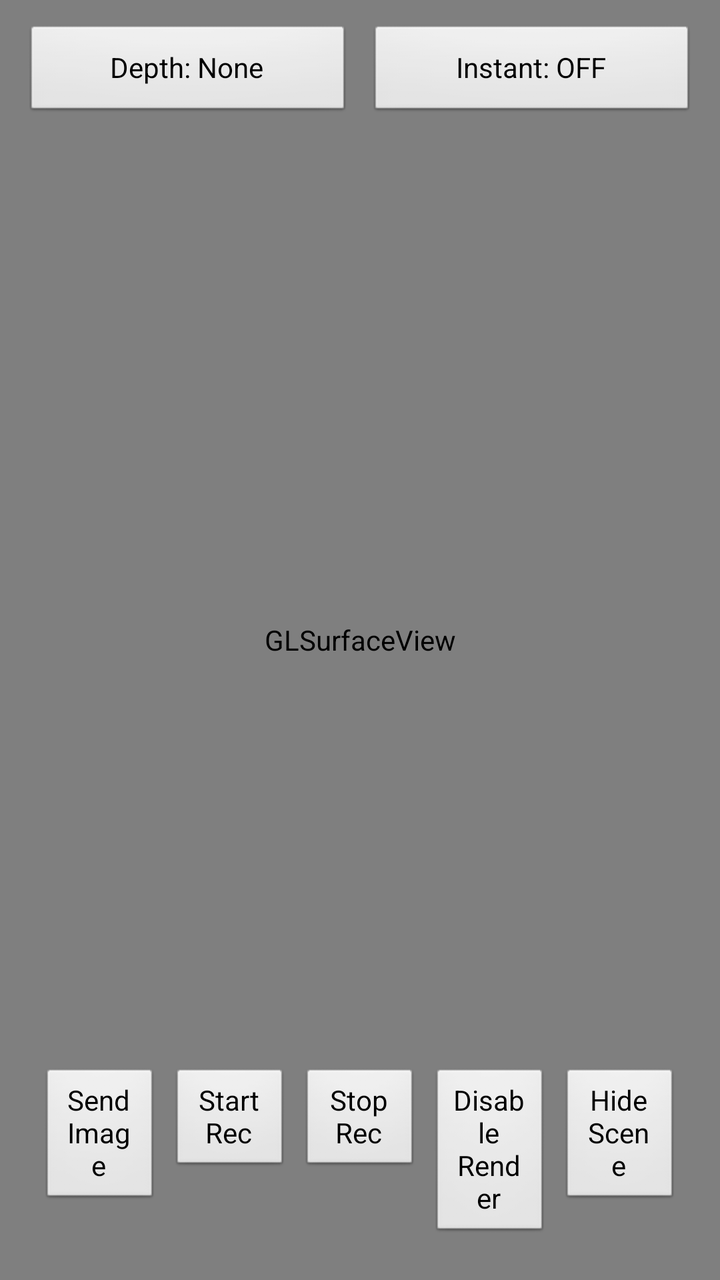
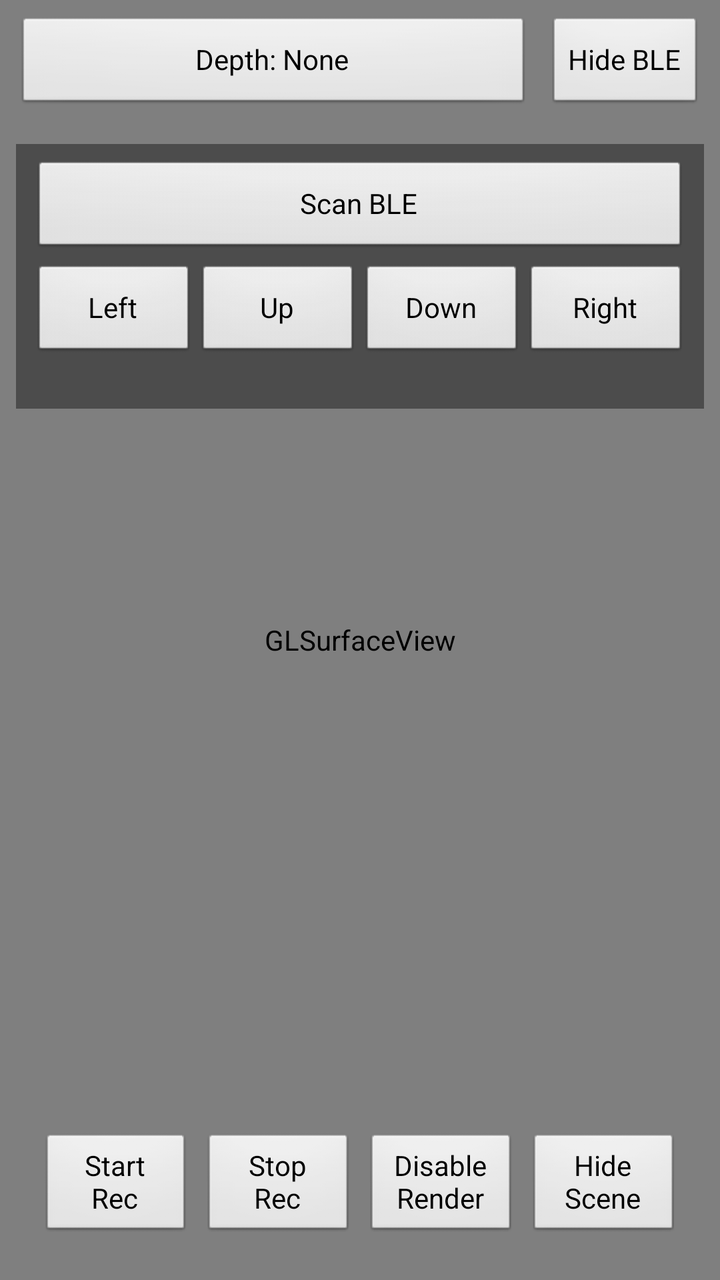

Two renders of the same Android screen: before a commit and after it. Below are the layout's source before the change and the commit's diff.
<!-- AndroidManifest.xml: application theme AppTheme -->
<!-- res/layout/activity_main.xml -->
<RelativeLayout xmlns:android="http://schemas.android.com/apk/res/android"
    xmlns:tools="http://schemas.android.com/tools"
    android:layout_width="match_parent"
    android:layout_height="match_parent"
    tools:context="com.mapmind.HelloArActivity">

  <android.opengl.GLSurfaceView
      android:id="@+id/surfaceview"
      android:layout_width="match_parent"
      android:layout_height="match_parent"
      android:layout_gravity="top"/>

  <LinearLayout
      android:id="@+id/top_controls"
      android:layout_width="match_parent"
      android:layout_height="wrap_content"
      android:layout_alignParentTop="true"
      android:layout_margin="12dp"
      android:orientation="horizontal">
      <Button
          android:id="@+id/depth_source_button"
          android:layout_width="0dp"
          android:layout_height="wrap_content"
          android:layout_weight="1"
          android:text="Depth: None"
          android:textAllCaps="false" />
      <View
          android:layout_width="8dp"
          android:layout_height="0dp" />
      <Button
          android:id="@+id/instant_placement_button"
          android:layout_width="0dp"
          android:layout_height="wrap_content"
          android:layout_weight="1"
          android:text="Instant: OFF"
          android:textAllCaps="false" />
  </LinearLayout>

  <TextView
      android:id="@+id/msg"
      android:layout_width="wrap_content"
      android:layout_height="wrap_content"
      android:layout_below="@id/top_controls"
      android:textSize="12sp" />

  <LinearLayout
      android:layout_width="match_parent"
      android:layout_height="wrap_content"
      android:layout_alignParentEnd="true"
      android:layout_alignParentBottom="true"
      android:layout_margin="12dp"
      android:padding="8dp"
      android:orientation="horizontal">
      <Button
          android:id="@+id/send_button"
          android:layout_width="0dp"
          android:layout_height="wrap_content"
          android:layout_weight="1"
          android:text="Send Image"
          android:textAllCaps="false" />
      <View
          android:layout_width="5dp"
          android:layout_height="0dp" />
      <Button
          android:id="@+id/startrec"
          android:layout_width="0dp"
          android:layout_height="wrap_content"
          android:layout_weight="1"
          android:text="Start Rec"
          android:textAllCaps="false" />
      <View
          android:layout_width="5dp"
          android:layout_height="0dp" />
      <Button
          android:id="@+id/stoprec"
          android:layout_width="0dp"
          android:layout_height="wrap_content"
          android:layout_weight="1"
          android:text="Stop Rec"
          android:textAllCaps="false" />
      <View
          android:layout_width="5dp"
          android:layout_height="0dp" />
      <Button
          android:id="@+id/render_toggle_button"
          android:layout_width="0dp"
          android:layout_height="wrap_content"
          android:layout_weight="1"
          android:text="Disable Render"
          android:textAllCaps="false" />
      <View
          android:layout_width="5dp"
          android:layout_height="0dp" />
      <Button
          android:id="@+id/scene_toggle_button"
          android:layout_width="0dp"
          android:layout_height="wrap_content"
          android:layout_weight="1"
          android:text="Hide Scene"
          android:textAllCaps="false" />
  </LinearLayout>


</RelativeLayout>
<!-- resources referenced by this layout -->
<resources>
  <style name="AppTheme" parent="AppBaseTheme">
      
    </style>
  <style name="AppBaseTheme" parent="android:Theme.Light">
      
    </style>
</resources>

<!-- the commit's change to res/layout/activity_main.xml (unified diff, before → after) -->
@@ -11,11 +11,11 @@
       android:layout_gravity="top"/>
 
   <LinearLayout
-      android:id="@+id/top_controls"
+      android:id="@+id/top_bar"
       android:layout_width="match_parent"
       android:layout_height="wrap_content"
       android:layout_alignParentTop="true"
-      android:layout_margin="12dp"
+      android:layout_margin="8dp"
       android:orientation="horizontal">
       <Button
           android:id="@+id/depth_source_button"
@@ -28,19 +28,76 @@
           android:layout_width="8dp"
           android:layout_height="0dp" />
       <Button
-          android:id="@+id/instant_placement_button"
-          android:layout_width="0dp"
+          android:id="@+id/robot_panel_toggle_button"
+          android:layout_width="wrap_content"
           android:layout_height="wrap_content"
-          android:layout_weight="1"
-          android:text="Instant: OFF"
+          android:text="Hide BLE"
           android:textAllCaps="false" />
+  </LinearLayout>
+
+  <LinearLayout
+      android:id="@+id/robot_panel"
+      android:layout_width="match_parent"
+      android:layout_height="wrap_content"
+      android:layout_below="@id/top_bar"
+      android:layout_margin="8dp"
+      android:background="#66000000"
+      android:orientation="vertical"
+      android:padding="8dp">
+      <LinearLayout
+          android:layout_width="match_parent"
+          android:layout_height="wrap_content"
+          android:orientation="horizontal">
+          <Button
+              android:id="@+id/robot_scan_button"
+              android:layout_width="match_parent"
+              android:layout_height="wrap_content"
+              android:text="Scan BLE"
+              android:textAllCaps="false" />
+      </LinearLayout>
+      <LinearLayout
+          android:layout_width="match_parent"
+          android:layout_height="wrap_content"
+          android:layout_marginTop="4dp"
+          android:orientation="horizontal">
+          <Button
+              android:id="@+id/robot_left_button"
+              android:layout_width="0dp"
+              android:layout_height="wrap_content"
+              android:layout_weight="1"
+              android:text="Left" />
+          <Button
+              android:id="@+id/robot_up_button"
+              android:layout_width="0dp"
+              android:layout_height="wrap_content"
+              android:layout_weight="1"
+              android:text="Up" />
+          <Button
+              android:id="@+id/robot_down_button"
+              android:layout_width="0dp"
+              android:layout_height="wrap_content"
+              android:layout_weight="1"
+              android:text="Down" />
+          <Button
+              android:id="@+id/robot_right_button"
+              android:layout_width="0dp"
+              android:layout_height="wrap_content"
+              android:layout_weight="1"
+              android:text="Right" />
+      </LinearLayout>
+      <TextView
+          android:id="@+id/robot_status"
+          android:layout_width="wrap_content"
+          android:layout_height="wrap_content"
+          android:textColor="#FFFFFF"
+          android:textSize="12sp" />
   </LinearLayout>
 
   <TextView
       android:id="@+id/msg"
       android:layout_width="wrap_content"
       android:layout_height="wrap_content"
-      android:layout_below="@id/top_controls"
+      android:layout_below="@id/robot_panel"
       android:textSize="12sp" />
 
   <LinearLayout
@@ -51,16 +108,6 @@
       android:layout_margin="12dp"
       android:padding="8dp"
       android:orientation="horizontal">
-      <Button
-          android:id="@+id/send_button"
-          android:layout_width="0dp"
-          android:layout_height="wrap_content"
-          android:layout_weight="1"
-          android:text="Send Image"
-          android:textAllCaps="false" />
-      <View
-          android:layout_width="5dp"
-          android:layout_height="0dp" />
       <Button
           android:id="@+id/startrec"
           android:layout_width="0dp"
